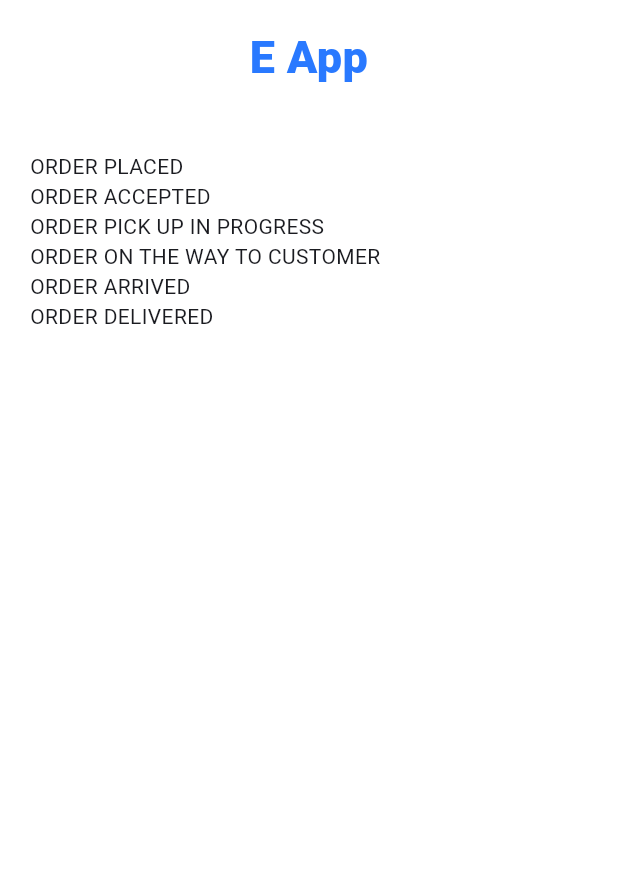
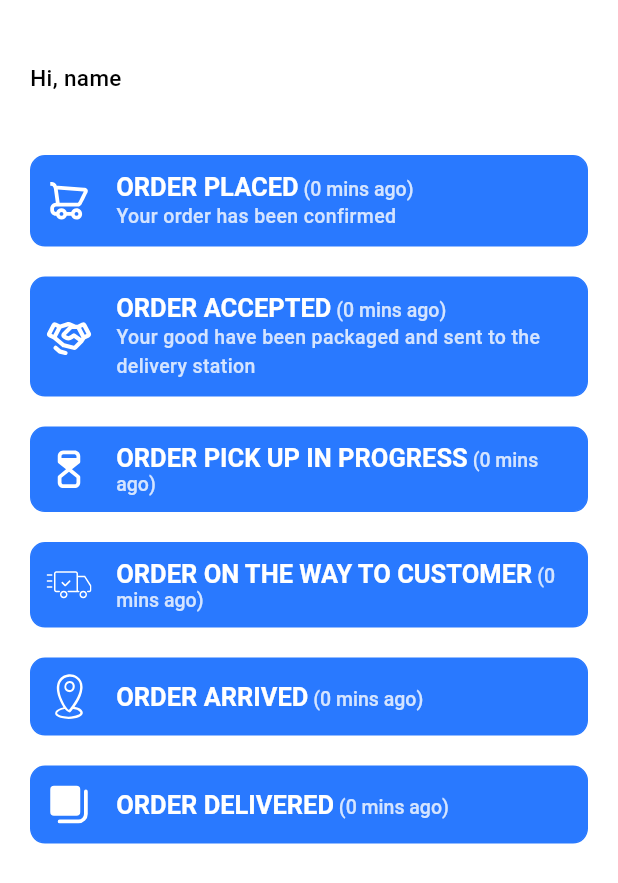
Before and after one commit to Odinachi/e, a Flutter app: the OrderScreen screen opened by its route, on a phone screen of 412 x 824 dp. Shown: the top 883 px of the screen. Run offline on Flutter 3.47's test engine with Material 2 defaults, Android fonts, the phone set to English and light mode, and no system bars; our stand-ins replace flutter_svg.

Commit message:
order UI initial

```diff
--- a/lib/app/app_assets.dart
+++ b/lib/app/app_assets.dart
@@ -5,6 +5,12 @@ class AppAssets {
   static const String _basePath = "assets/svgs";
   static const String githubIcon = "$_basePath/github.svg";
   static const String googleIcon = "$_basePath/google.svg";
+  static const String arrivedIcon = "$_basePath/arrived.svg";
+  static const String cartIcon = "$_basePath/cart.svg";
+  static const String deliveredIcon = "$_basePath/delivered.svg";
+  static const String deliveryIcon = "$_basePath/delivery.svg";
+  static const String handshakeIcon = "$_basePath/handshake.svg";
+  static const String progressIcon = "$_basePath/progress.svg";
 }
 
 class AppImageBuilder extends StatelessWidget {
--- /dev/null
+++ b/lib/features/orders/data/domain/models/order_model.dart
@@ -0,0 +1,38 @@
+class OrderModel {
+  final String? title;
+  final DateTime? time;
+  final String? desc;
+  final String? image;
+  final bool? done;
+
+  OrderModel({this.title, this.time, this.desc, this.image, this.done});
+
+  OrderModel copyWith(
+          {String? title,
+          DateTime? time,
+          String? desc,
+          String? image,
+          bool? done}) =>
+      OrderModel(
+          title: title ?? this.title,
+          time: time ?? this.time,
+          desc: desc ?? this.desc,
+          image: image ?? this.image,
+          done: done ?? this.done);
+
+  factory OrderModel.fromJson(Map<String, dynamic> json) => OrderModel(
+        title: json["title"],
+        time: json["time"] == null ? null : DateTime.parse(json["time"]),
+        desc: json["desc"],
+        image: json["image"],
+        done: json["done"],
+      );
+
+  Map<String, dynamic> toJson() => {
+        "title": title,
+        "time": time?.toIso8601String(),
+        "desc": desc,
+        "image": image,
+        "done": done,
+      };
+}
--- a/lib/features/orders/view/order_screen.dart
+++ b/lib/features/orders/view/order_screen.dart
@@ -1,7 +1,9 @@
+import 'package:e/app/app_assets.dart';
+import 'package:e/app/app_colors.dart';
+import 'package:e/features/orders/data/domain/models/order_model.dart';
 import 'package:flutter/material.dart';
 
 import '../../../app/app_constant.dart';
-import '../../../app/app_string.dart';
 
 class OrderScreen extends StatefulWidget {
   const OrderScreen({super.key});
@@ -16,13 +18,42 @@ class _OrderScreenState extends State<OrderScreen> {
     super.dispose();
   }
 
-  List<String> stages = [
-    "ORDER PLACED",
-    "ORDER ACCEPTED",
-    "ORDER PICK UP IN PROGRESS",
-    "ORDER ON THE WAY TO CUSTOMER",
-    "ORDER ARRIVED",
-    "ORDER DELIVERED"
+  List<OrderModel> stages = [
+    OrderModel(
+      title: "ORDER PLACED",
+      time: DateTime.now(),
+      desc: "Your order has been confirmed",
+      image: AppAssets.cartIcon,
+    ),
+    OrderModel(
+      title: "ORDER ACCEPTED",
+      time: DateTime.now(),
+      desc: "Your good have been packaged and sent to the delivery station",
+      image: AppAssets.handshakeIcon,
+    ),
+    OrderModel(
+        title: "ORDER PICK UP IN PROGRESS",
+        time: DateTime.now(),
+        desc: "",
+        image: AppAssets.progressIcon),
+    OrderModel(
+      title: "ORDER ON THE WAY TO CUSTOMER",
+      time: DateTime.now(),
+      desc: "",
+      image: AppAssets.deliveryIcon,
+    ),
+    OrderModel(
+      title: "ORDER ARRIVED",
+      time: DateTime.now(),
+      desc: "",
+      image: AppAssets.arrivedIcon,
+    ),
+    OrderModel(
+      title: "ORDER DELIVERED",
+      time: DateTime.now(),
+      desc: "",
+      image: AppAssets.deliveredIcon,
+    ),
   ];
   @override
   Widget build(BuildContext context) {
@@ -33,24 +64,24 @@ class _OrderScreenState extends State<OrderScreen> {
         child: Column(
           crossAxisAlignment: CrossAxisAlignment.stretch,
           children: [
-            const AppSpace(axis: Axis.vertical, percentage: .02),
+            const AppSpace(axis: Axis.vertical, percentage: .05),
             Text(
-              AppString.appName,
+              "Hi, name",
               style: appStyle.copyWith(
-                fontSize: 30,
-                fontWeight: FontWeight.w800,
-              ),
-              textAlign: TextAlign.center,
+                  fontSize: 15,
+                  fontWeight: FontWeight.w500,
+                  color: AppColors.black),
+              textAlign: TextAlign.start,
             ),
             const AppSpace(axis: Axis.vertical, percentage: .05),
             ListView.builder(
               shrinkWrap: true,
               itemBuilder: (_, index) {
                 final s = stages[index];
-                return Row(
-                  children: [
-                    Text(s),
-                  ],
+
+                return StatusWidget(
+                  model: s,
+                  status: Status.current,
                 );
               },
               itemCount: stages.length,
@@ -61,3 +92,92 @@ class _OrderScreenState extends State<OrderScreen> {
     ).callback(onTap: () => unFocus(context)));
   }
 }
+
+class StatusWidget extends StatelessWidget {
+  const StatusWidget({
+    super.key,
+    required this.model,
+    this.status = Status.future,
+  });
+
+  final OrderModel model;
+  final Status status;
+
+  @override
+  Widget build(BuildContext context) {
+    return Opacity(
+      opacity: status == Status.passed ? 0.3 : 1.0,
+      child: Container(
+        padding: const EdgeInsets.all(10),
+        margin: const EdgeInsets.only(bottom: 20),
+        decoration: BoxDecoration(
+            border: Border.all(
+              color: AppColors.primaryColor,
+            ),
+            color: status == Status.current ? AppColors.primaryColor : null,
+            borderRadius: BorderRadius.circular(10)),
+        child: Row(
+          children: [
+            AppImageBuilder(
+              path: model.image ?? "",
+              fit: BoxFit.cover,
+              color: status == Status.current
+                  ? AppColors.white
+                  : AppColors.primaryColor,
+              height: 30,
+              width: 30,
+            ),
+            const AppSpace(
+              axis: Axis.horizontal,
+              percentage: .04,
+            ),
+            Flexible(
+              child: Column(
+                crossAxisAlignment: CrossAxisAlignment.start,
+                children: [
+                  RichText(
+                    text: TextSpan(
+                      text: model.title,
+                      children: [
+                        TextSpan(
+                          text:
+                              " (${DateTime.now().difference(model.time ?? DateTime.now()).inMinutes} mins ago)",
+                          style: appStyle.copyWith(
+                            fontWeight: FontWeight.w500,
+                            fontSize: 13,
+                            color: status == Status.current
+                                ? AppColors.white.withOpacity(.8)
+                                : AppColors.hintGrey,
+                          ),
+                        ),
+                      ],
+                      style: appStyle.copyWith(
+                        fontWeight: FontWeight.w700,
+                        fontSize: 17,
+                        color:
+                            status == Status.current ? AppColors.white : null,
+                      ),
+                    ),
+                  ),
+                  if (model.desc?.isNotEmpty ?? false)
+                    Text(
+                      model.desc ?? "",
+                      style: appStyle.copyWith(
+                        fontWeight: FontWeight.w500,
+                        fontSize: 13,
+                        color: status == Status.current
+                            ? AppColors.white.withOpacity(.8)
+                            : AppColors.hintGrey,
+                      ),
+                    ),
+                ],
+              ),
+            ),
+          ],
+        ),
+      ),
+    );
+  }
+}
+
+enum Status { passed, current, future }
```
